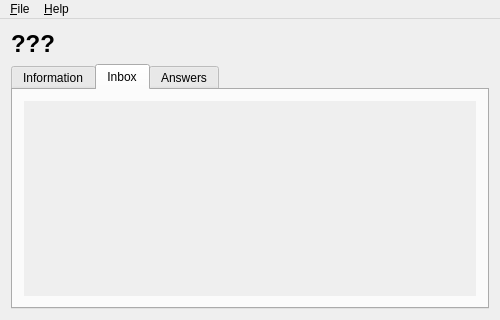
nilsding/justask-qt-client, file mainwindow.ui: the form before one commit.
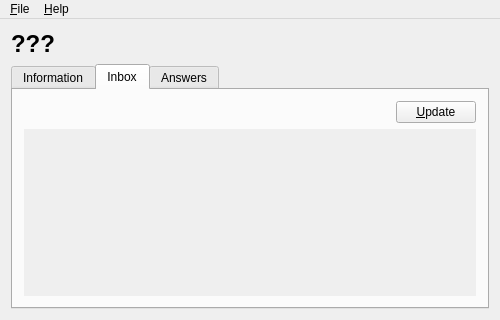
The form after the commit. The open tabs and pages were chosen to show the change.

Commit message: first try to update the inbox, several improvements

```diff
--- a/mainwindow.ui
+++ b/mainwindow.ui
@@ -205,6 +205,26 @@
        </attribute>
        <layout class="QGridLayout" name="gridLayout_3">
         <item row="0" column="0">
+         <spacer name="horizontalSpacer_2">
+          <property name="orientation">
+           <enum>Qt::Horizontal</enum>
+          </property>
+          <property name="sizeHint" stdset="0">
+           <size>
+            <width>40</width>
+            <height>20</height>
+           </size>
+          </property>
+         </spacer>
+        </item>
+        <item row="0" column="1">
+         <widget class="QPushButton" name="button_update_inbox">
+          <property name="text">
+           <string>&amp;Update</string>
+          </property>
+         </widget>
+        </item>
+        <item row="1" column="0" colspan="2">
          <widget class="QScrollArea" name="scrollAreaInbox">
           <property name="frameShape">
            <enum>QFrame::NoFrame</enum>
@@ -224,7 +244,7 @@
              <x>0</x>
              <y>0</y>
              <width>468</width>
-             <height>211</height>
+             <height>184</height>
             </rect>
            </property>
            <layout class="QVBoxLayout" name="verticalLayout_2"/>
```
Left out of the diff: 89 changed lines with no effect on the pictures. The commit also changes 4 other files.
